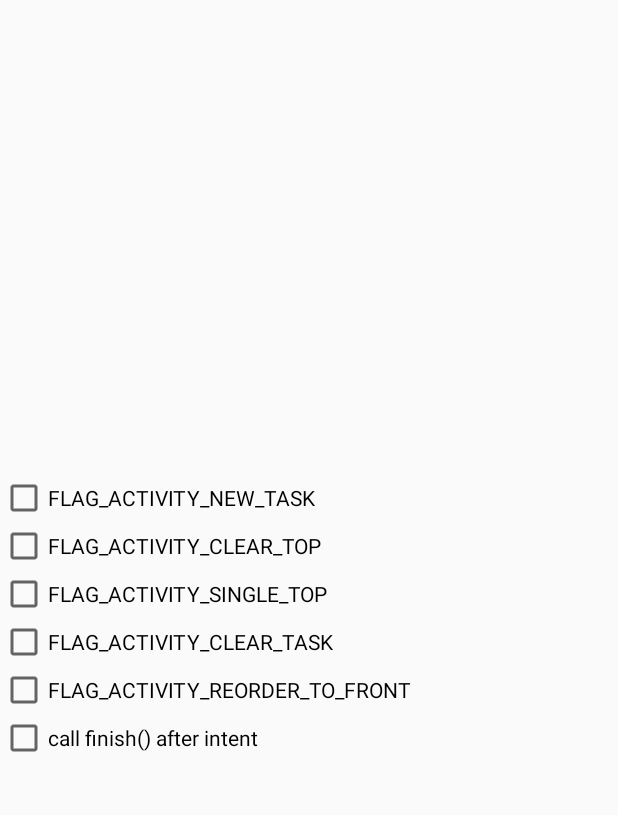
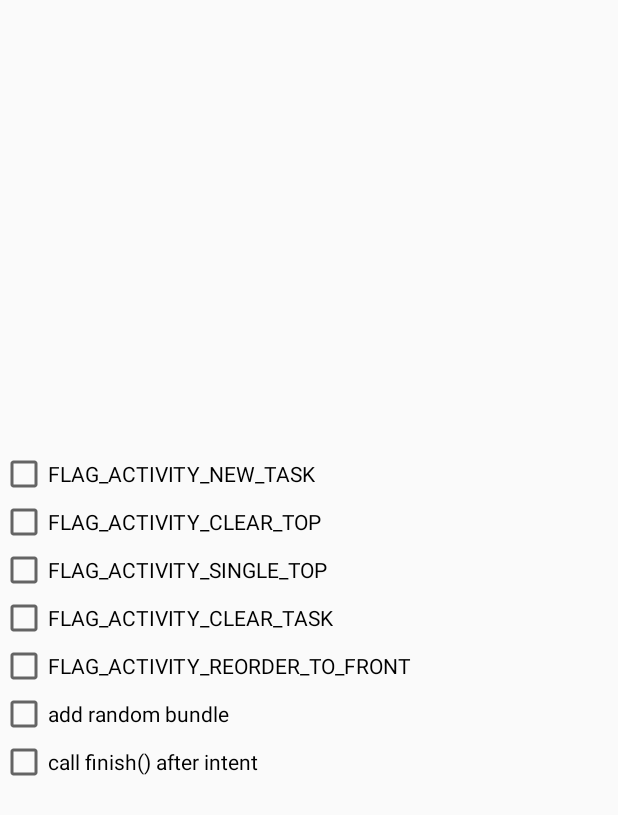
Before and after one commit to WadeXHong/ActivityTaskMaze, an Android app: the layout intent_flag_select_view.xml on its own in the app's theme, with its tools: preview values and no code run, on a phone screen of 412 x 824 dp. Shown: the top 815 px of the screen. Run offline under Robolectric (Android 15) with nearby library versions, the phone set to English and light mode, and no system bars.

Commit message:
feat: add random bundle and edit layout

```diff
--- a/app/src/main/java/com/bardxhong/activitytaskmaze/IntentFlagSelectView.kt
+++ b/app/src/main/java/com/bardxhong/activitytaskmaze/IntentFlagSelectView.kt
@@ -20,5 +20,6 @@ class IntentFlagSelectView constructor(
     val cbSingleTop: AppCompatCheckBox by lazy { findViewById<AppCompatCheckBox>(R.id.checkbox_single_top) }
     val cbClearTask: AppCompatCheckBox by lazy { findViewById<AppCompatCheckBox>(R.id.checkbox_clear_task) }
     val cbReorderToFront: AppCompatCheckBox by lazy { findViewById<AppCompatCheckBox>(R.id.checkbox_reorder_to_front) }
+    val cbRandomBundle: AppCompatCheckBox by lazy { findViewById<AppCompatCheckBox>(R.id.checkbox_random_bundle) }
     val cbIsCallFinish: AppCompatCheckBox by lazy { findViewById<AppCompatCheckBox>(R.id.checkbox_finish_after_intent) }
 }
--- a/app/src/main/java/com/bardxhong/activitytaskmaze/StartIntentButton.kt
+++ b/app/src/main/java/com/bardxhong/activitytaskmaze/StartIntentButton.kt
@@ -27,7 +27,10 @@ class StartIntentButton @JvmOverloads constructor(
                     if (selectView.cbSingleTop.isChecked) intent.addFlags(Intent.FLAG_ACTIVITY_SINGLE_TOP)
                     if (selectView.cbClearTask.isChecked) intent.addFlags(Intent.FLAG_ACTIVITY_CLEAR_TASK)
                     if (selectView.cbReorderToFront.isChecked) intent.addFlags(Intent.FLAG_ACTIVITY_REORDER_TO_FRONT)
-                    context.startActivity(intent).also { if (selectView.cbIsCallFinish.isChecked) (context as? Activity)?.finish()}
+                    if (selectView.cbRandomBundle.isChecked) intent.putExtra(System.currentTimeMillis().toString(), System.currentTimeMillis())
+                    context.startActivity(intent).also {
+                        if (selectView.cbIsCallFinish.isChecked) (context as? Activity)?.finish()
+                    }
                 }
             })
             .show()
--- a/app/src/main/res/layout/base_activity.xml
+++ b/app/src/main/res/layout/base_activity.xml
@@ -14,7 +14,7 @@
         android:layout_width="wrap_content"
         android:layout_height="wrap_content"
         android:layout_gravity="center|top"
-        android:textSize="30sp"
+        android:textSize="20sp"
         android:gravity="center"
         tools:text="MainActivity" />
 
--- a/app/src/main/res/layout/intent_flag_select_view.xml
+++ b/app/src/main/res/layout/intent_flag_select_view.xml
@@ -30,6 +30,11 @@
         android:layout_height="wrap_content"
         android:text="FLAG_ACTIVITY_REORDER_TO_FRONT"/>
     <androidx.appcompat.widget.AppCompatCheckBox
+        android:id="@+id/checkbox_random_bundle"
+        android:layout_width="wrap_content"
+        android:layout_height="wrap_content"
+        android:text="add random bundle"/>
+    <androidx.appcompat.widget.AppCompatCheckBox
         android:id="@+id/checkbox_finish_after_intent"
         android:layout_width="wrap_content"
         android:layout_height="wrap_content"
```
Also changed, not shown: app/src/main/res/layout/start_intent_button.xml (+4 -4 lines).
